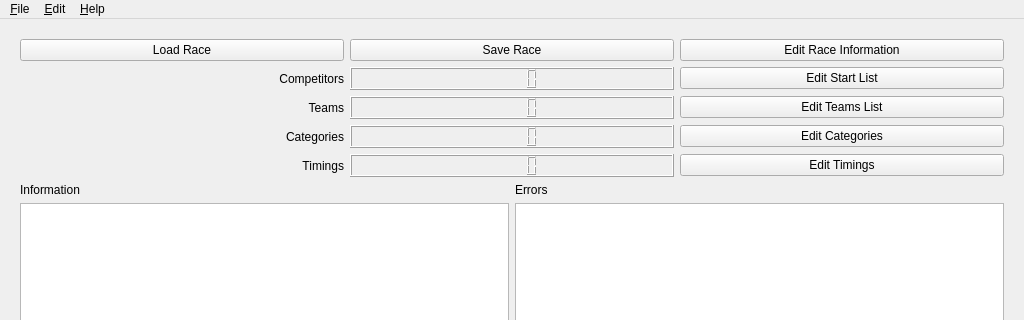
Qt form chronorace.ui (flinco/LBChronoRace) before a commit; both pictures show x 0 to 1024 and y 0 to 320 of the 1024 by 768 pixel window.
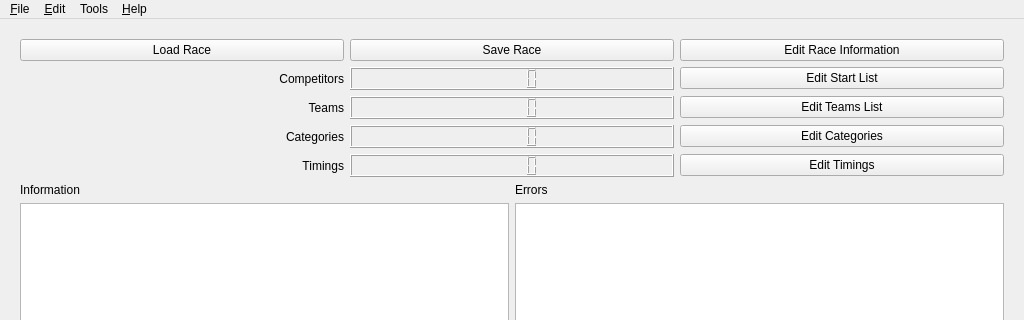
The same form after that commit. Icons and pictures are not drawn.

```diff
--- a/chronorace.ui
+++ b/chronorace.ui
@@ -339,8 +339,17 @@
     <addaction name="actionAbout"/>
     <addaction name="actionAboutQt"/>
    </widget>
+   <widget class="QMenu" name="menuTools">
+    <property name="title">
+     <string>Tools</string>
+    </property>
+    <addaction name="actionMakeStartList"/>
+    <addaction name="actionCollectTimings"/>
+    <addaction name="actionMakeRankings"/>
+   </widget>
    <addaction name="menuFile"/>
    <addaction name="menuEdit"/>
+   <addaction name="menuTools"/>
    <addaction name="menuHelp"/>
   </widget>
   <action name="actionQuit">
```
Left out of the diff: 167 changed lines with no effect on the pictures.
